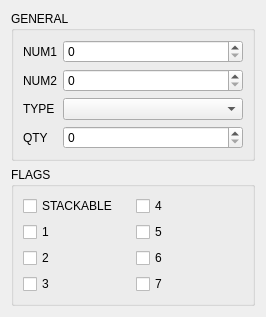
The window that src/ui/importanttabform.ui (Orionsilver/Yo-kai_Editor_B2) describes before a commit, drawn with Qt 5.
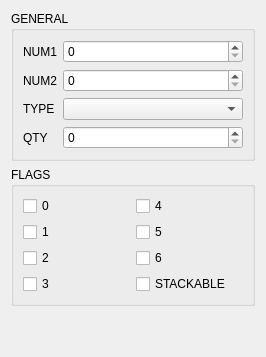
The same window after the commit.

Commit message: fix flag editing and add enchant all button in the equipment tab

The edit to the form file:
```diff
--- a/src/ui/importanttabform.ui
+++ b/src/ui/importanttabform.ui
@@ -90,21 +90,21 @@
       <item row="0" column="0">
        <widget class="QCheckBox" name="flag0CB">
         <property name="text">
-         <string>STACKABLE</string>
+         <string notr="true">0</string>
         </property>
        </widget>
       </item>
       <item row="3" column="0">
-       <widget class="QCheckBox" name="flag1CB">
-        <property name="text">
-         <string>3</string>
-        </property>
-       </widget>
-      </item>
-      <item row="1" column="0">
        <widget class="QCheckBox" name="flag3CB">
         <property name="text">
-         <string>1</string>
+         <string notr="true">3</string>
+        </property>
+       </widget>
+      </item>
+      <item row="1" column="0">
+       <widget class="QCheckBox" name="flag1CB">
+        <property name="text">
+         <string notr="true">1</string>
         </property>
        </widget>
       </item>
@@ -132,13 +132,26 @@
       <item row="3" column="1">
        <widget class="QCheckBox" name="flag7CB">
         <property name="text">
-         <string>7</string>
+         <string>STACKABLE</string>
         </property>
        </widget>
       </item>
      </layout>
     </widget>
    </item>
+   <item>
+    <spacer name="verticalSpacer">
+     <property name="orientation">
+      <enum>Qt::Vertical</enum>
+     </property>
+     <property name="sizeHint" stdset="0">
+      <size>
+       <width>20</width>
+       <height>40</height>
+      </size>
+     </property>
+    </spacer>
+   </item>
   </layout>
  </widget>
  <resources/>
```
Left out of the diff: 8 changed lines with no effect on the pictures. The commit also changes 11 other files.
